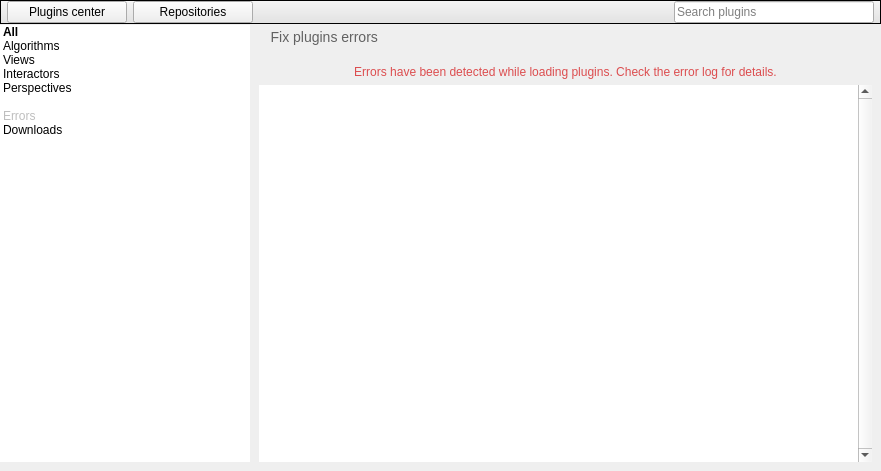
Above: software/tulip/designer/PluginsCenter.ui from vadivelselvaraj/TulipGLImprovement before the change. Below: the same form after it.
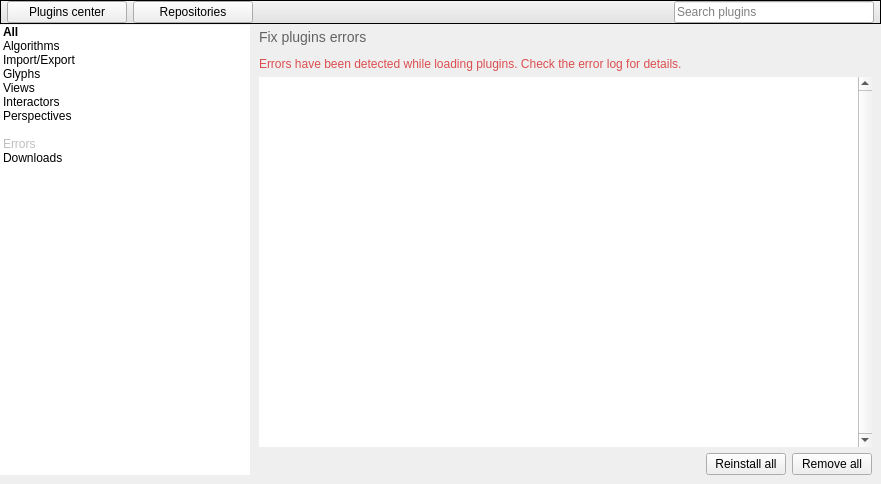
That is the form after the change. The open tabs and pages were chosen to show the change. Icons and pictures are not drawn. Custom widgets are drawn as their Qt base class.

Commit message: Added some listing features to the plugins center

```diff
--- a/software/tulip/designer/PluginsCenter.ui
+++ b/software/tulip/designer/PluginsCenter.ui
@@ -7,7 +7,7 @@
     <x>0</x>
     <y>0</y>
     <width>881</width>
-    <height>471</height>
+    <height>484</height>
    </rect>
   </property>
   <property name="windowTitle">
@@ -219,6 +219,24 @@
             <normaloff>:/tulip/app/icons/plugin_algorithm.svg</normaloff>:/tulip/app/icons/plugin_algorithm.svg</iconset>
           </property>
          </item>
+         <item>
+          <property name="text">
+           <string>Import/Export</string>
+          </property>
+          <property name="icon">
+           <iconset>
+            <normaloff>:/tulip/app/icons/plugin_import_export.svg</normaloff>:/tulip/app/icons/plugin_import_export.svg</iconset>
+          </property>
+         </item>
+         <item>
+          <property name="text">
+           <string>Glyphs</string>
+          </property>
+          <property name="icon">
+           <iconset>
+            <normaloff>:/tulip/app/icons/plugin_glyph.svg</normaloff>:/tulip/app/icons/plugin_glyph.svg</iconset>
+          </property>
+         </item>
          <item>
           <property name="text">
            <string>Views</string>
@@ -796,44 +814,24 @@
        </widget>
        <widget class="QWidget" name="errorsPage">
         <layout class="QVBoxLayout" name="verticalLayout_2">
+         <property name="leftMargin">
+          <number>9</number>
+         </property>
          <property name="topMargin">
           <number>5</number>
          </property>
+         <property name="rightMargin">
+          <number>9</number>
+         </property>
          <property name="bottomMargin">
           <number>0</number>
          </property>
          <item>
           <widget class="QLabel" name="label">
            <property name="text">
-            <string>&lt;html&gt;&lt;head&gt;&lt;meta name=&quot;qrichtext&quot; content=&quot;1&quot; /&gt;&lt;style type=&quot;text/css&quot;&gt;
-p, li { white-space: pre-wrap; }
-&lt;/style&gt;&lt;/head&gt;
+            <string>&lt;p&gt;&lt;img src=&quot;:/tulip/app/ui/list_bullet_arrow.png&quot; /&gt;&lt;span style=&quot;color:#626262; font-size:large;&quot;&gt;   Fix plugins errors&lt;/span&gt;&lt;/p&gt;
 
-&lt;body&gt;
-&lt;p style=&quot; margin-top:0px; margin-bottom:0px; margin-left:0px; margin-right:0px; -qt-block-indent:0; text-indent:0px;&quot;&gt;&lt;img src=&quot;:/tulip/app/ui/list_bullet_arrow.png&quot; /&gt;&lt;span style=&quot;color:#626262; font-size:large;&quot;&gt;   Fix plugins errors&lt;/span&gt;&lt;/p&gt;
-
-&lt;p style=&quot;-qt-paragraph-type:empty; margin-top:0px; margin-bottom:0px; margin-left:0px; margin-right:0px; -qt-block-indent:0; text-indent:0px; font-size:medium;&quot;&gt; &lt;/p&gt;
-
-&lt;/body&gt;
-
-&lt;/html&gt;</string>
-           </property>
-          </widget>
-         </item>
-         <item>
-          <widget class="QLabel" name="errorsLabel">
-           <property name="text">
-            <string>&lt;html&gt;&lt;head&gt;&lt;meta name=&quot;qrichtext&quot; content=&quot;1&quot; /&gt;&lt;style type=&quot;text/css&quot;&gt;
-p, li { white-space: pre-wrap; }
-&lt;/style&gt;&lt;/head&gt;
-
-&lt;body&gt;
-&lt;p align=&quot;center&quot; style=&quot; margin-top:0px; margin-bottom:0px; margin-left:0px; margin-right:0px; -qt-block-indent:0; text-indent:0px;&quot;&gt;&lt;span style=&quot;color:#dc4d4f;  font-size:medium;&quot;&gt;Errors have been detected while loading plugins. Check the error log for details.&lt;/span&gt;&lt;/p&gt;
-
-&lt;/body&gt;&lt;/html&gt;</string>
-           </property>
-           <property name="wordWrap">
-            <bool>true</bool>
+&lt;p&gt;&lt;span style=&quot;color:#dc4d4f;&quot;&gt;Errors have been detected while loading plugins. Check the error log for details.&lt;/span&gt;&lt;/p&gt;</string>
            </property>
           </widget>
          </item>
@@ -861,8 +859,8 @@
              <rect>
               <x>0</x>
               <y>0</y>
-              <width>83</width>
-              <height>28</height>
+              <width>555</width>
+              <height>360</height>
              </rect>
             </property>
             <property name="styleSheet">
@@ -874,6 +872,48 @@
            </widget>
           </widget>
          </item>
+         <item>
+          <layout class="QHBoxLayout" name="horizontalLayout_4">
+           <property name="bottomMargin">
+            <number>0</number>
+           </property>
+           <item>
+            <spacer name="horizontalSpacer_2">
+             <property name="orientation">
+              <enum>Qt::Horizontal</enum>
+             </property>
+             <property name="sizeHint" stdset="0">
+              <size>
+               <width>40</width>
+               <height>20</height>
+              </size>
+             </property>
+            </spacer>
+           </item>
+           <item>
+            <widget class="QPushButton" name="reinstallAllErrorsButton">
+             <property name="text">
+              <string>Reinstall all</string>
+             </property>
+             <property name="icon">
+              <iconset>
+               <normaloff>:/tulip/app/icons/emblem-downloads.svg</normaloff>:/tulip/app/icons/emblem-downloads.svg</iconset>
+             </property>
+            </widget>
+           </item>
+           <item>
+            <widget class="QPushButton" name="removeAllErrorsButton">
+             <property name="text">
+              <string>Remove all</string>
+             </property>
+             <property name="icon">
+              <iconset>
+               <normaloff>:/tulip/app/icons/edit-delete.svg</normaloff>:/tulip/app/icons/edit-delete.svg</iconset>
+             </property>
+            </widget>
+           </item>
+          </layout>
+         </item>
         </layout>
        </widget>
        <widget class="QWidget" name="downloadsPage"/>
@@ -883,8 +923,14 @@
    </item>
   </layout>
  </widget>
- <resources>
-  <include location="../resources/TulipAgent.qrc"/>
- </resources>
+ <customwidgets>
+  <customwidget>
+   <class>PluginResultsList</class>
+   <extends>QWidget</extends>
+   <header>PluginResultsList.h</header>
+   <container>1</container>
+  </customwidget>
+ </customwidgets>
+ <resources/>
  <connections/>
 </ui>
```
Left out of the diff: 258 changed lines with no effect on the pictures. The commit also changes 20 other files.
